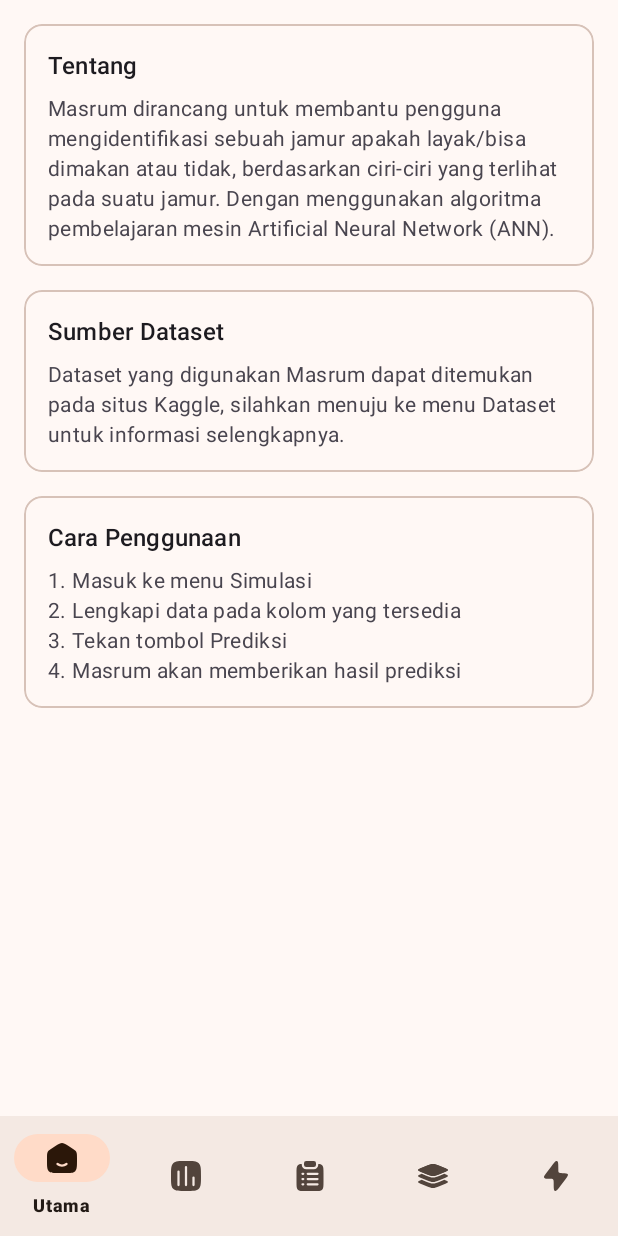
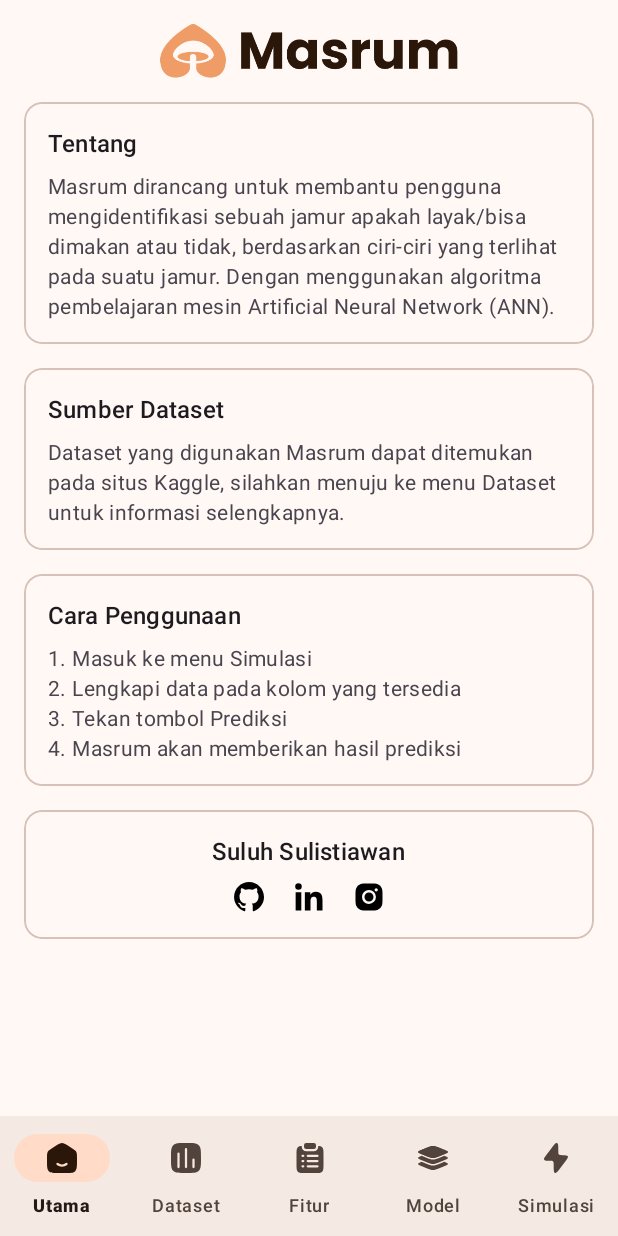
Before and after one commit to sooluh/masrum, an Android app: the screen it shows after launch (MainActivity), on a phone screen of 412 x 824 dp. Run offline under Robolectric (Android 15) with nearby library versions, the phone set to English and light mode, and no system bars; our stand-ins replace navigation-ui.

Commit message:
feat: complete home fragment

```diff
--- a/app/src/main/java/id/my/suluh/masrum/ui/HomeFragment.kt
+++ b/app/src/main/java/id/my/suluh/masrum/ui/HomeFragment.kt
@@ -1,5 +1,7 @@
 package id.my.suluh.masrum.ui
 
+import android.content.Intent
+import android.net.Uri
 import android.os.Bundle
 import android.view.LayoutInflater
 import android.view.View
@@ -10,7 +12,6 @@ import id.my.suluh.masrum.databinding.FragmentHomeBinding
 class HomeFragment : Fragment() {
 
     private var _binding: FragmentHomeBinding? = null
-
     private val binding get() = _binding!!
 
     override fun onCreateView(
@@ -22,6 +23,30 @@ class HomeFragment : Fragment() {
         return binding.root
     }
 
+    override fun onViewCreated(view: View, savedInstanceState: Bundle?) {
+        super.onViewCreated(view, savedInstanceState);
+
+        with(binding) {
+            iconGithub.setOnClickListener {
+                openUrl("https://github.com/sooluh/masrum")
+            }
+
+            iconLinkedin.setOnClickListener {
+                openUrl("https://www.linkedin.com/in/suluhs")
+            }
+
+            iconInstagram.setOnClickListener {
+                openUrl("https://www.instagram.com/suluh_s")
+            }
+        }
+    }
+
+    private fun openUrl(url: String) {
+        val intent = Intent(Intent.ACTION_VIEW);
+        intent.data = Uri.parse(url);
+        startActivity(intent);
+    }
+
     override fun onDestroyView() {
         super.onDestroyView()
         _binding = null
--- /dev/null
+++ b/app/src/main/res/drawable/ic_github.xml
@@ -0,0 +1,12 @@
+<vector xmlns:android="http://schemas.android.com/apk/res/android"
+    android:width="24dp"
+    android:height="24dp"
+    android:viewportWidth="24"
+    android:viewportHeight="24">
+
+    <path
+        android:fillColor="#FF000000"
+        android:fillType="evenOdd"
+        android:pathData="M12.026,2c-5.509,0 -9.974,4.465 -9.974,9.974c0,4.406 2.857,8.145 6.821,9.465c0.499,0.09 0.679,-0.217 0.679,-0.481c0,-0.237 -0.008,-0.865 -0.011,-1.696c-2.775,0.602 -3.361,-1.338 -3.361,-1.338c-0.452,-1.152 -1.107,-1.459 -1.107,-1.459c-0.905,-0.619 0.069,-0.605 0.069,-0.605c1.002,0.07 1.527,1.028 1.527,1.028c0.89,1.524 2.336,1.084 2.902,0.829c0.091,-0.645 0.351,-1.085 0.635,-1.334c-2.214,-0.251 -4.542,-1.107 -4.542,-4.93c0,-1.087 0.389,-1.979 1.024,-2.675c-0.101,-0.253 -0.446,-1.268 0.099,-2.64c0,0 0.837,-0.269 2.742,1.021a9.582,9.582 0,0 1,2.496 -0.336a9.554,9.554 0,0 1,2.496 0.336c1.906,-1.291 2.742,-1.021 2.742,-1.021c0.545,1.372 0.203,2.387 0.099,2.64c0.64,0.696 1.024,1.587 1.024,2.675c0,3.833 -2.33,4.675 -4.552,4.922c0.355,0.308 0.675,0.916 0.675,1.846c0,1.334 -0.012,2.41 -0.012,2.737c0,0.267 0.178,0.577 0.687,0.479C19.146,20.115 22,16.379 22,11.974C22,6.465 17.535,2 12.026,2" />
+
+</vector>
--- /dev/null
+++ b/app/src/main/res/drawable/ic_instagram.xml
@@ -0,0 +1,15 @@
+<vector xmlns:android="http://schemas.android.com/apk/res/android"
+    android:width="24dp"
+    android:height="24dp"
+    android:viewportWidth="24"
+    android:viewportHeight="24">
+
+    <path
+        android:fillColor="#FF000000"
+        android:pathData="M20.947,8.305a6.53,6.53 0,0 0,-0.419 -2.216a4.61,4.61 0,0 0,-2.633 -2.633a6.606,6.606 0,0 0,-2.186 -0.42c-0.962,-0.043 -1.267,-0.055 -3.709,-0.055s-2.755,0 -3.71,0.055a6.606,6.606 0,0 0,-2.185 0.42a4.607,4.607 0,0 0,-2.633 2.633a6.554,6.554 0,0 0,-0.419 2.185c-0.043,0.963 -0.056,1.268 -0.056,3.71s0,2.754 0.056,3.71c0.015,0.748 0.156,1.486 0.419,2.187a4.61,4.61 0,0 0,2.634 2.632a6.584,6.584 0,0 0,2.185 0.45c0.963,0.043 1.268,0.056 3.71,0.056s2.755,0 3.71,-0.056a6.59,6.59 0,0 0,2.186 -0.419a4.615,4.615 0,0 0,2.633 -2.633c0.263,-0.7 0.404,-1.438 0.419,-2.187c0.043,-0.962 0.056,-1.267 0.056,-3.71c-0.002,-2.442 -0.002,-2.752 -0.058,-3.709m-8.953,8.297c-2.554,0 -4.623,-2.069 -4.623,-4.623s2.069,-4.623 4.623,-4.623a4.623,4.623 0,0 1,0 9.246m4.807,-8.339a1.077,1.077 0,0 1,-1.078 -1.078a1.077,1.077 0,1 1,2.155 0c0,0.596 -0.482,1.078 -1.077,1.078" />
+
+    <path
+        android:fillColor="#FF000000"
+        android:pathData="M11.994,11.979m-3.003,0a3.003,3.003 0,1 1,6.006 0a3.003,3.003 0,1 1,-6.006 0" />
+
+</vector>
--- /dev/null
+++ b/app/src/main/res/drawable/ic_linkedin.xml
@@ -0,0 +1,15 @@
+<vector xmlns:android="http://schemas.android.com/apk/res/android"
+    android:width="24dp"
+    android:height="24dp"
+    android:viewportWidth="24"
+    android:viewportHeight="24">
+
+    <path
+        android:fillColor="#FF000000"
+        android:pathData="M4.983,5.009m-2.188,0a2.188,2.188 0,1 1,4.376 0a2.188,2.188 0,1 1,-4.376 0" />
+
+    <path
+        android:fillColor="#FF000000"
+        android:pathData="M9.237,8.855v12.139h3.769v-6.003c0,-1.584 0.298,-3.118 2.262,-3.118c1.937,0 1.961,1.811 1.961,3.218v5.904L21,20.995v-6.657c0,-3.27 -0.704,-5.783 -4.526,-5.783c-1.835,0 -3.065,1.007 -3.568,1.96h-0.051v-1.66zM3.095,8.855L6.87,8.855v12.139L3.095,20.994z" />
+
+</vector>
--- a/app/src/main/res/layout/activity_main.xml
+++ b/app/src/main/res/layout/activity_main.xml
@@ -12,7 +12,7 @@
         android:layout_marginStart="0dp"
         android:layout_marginEnd="0dp"
         android:background="?android:attr/windowBackground"
-        app:labelVisibilityMode="selected"
+        app:labelVisibilityMode="labeled"
         app:layout_constraintBottom_toBottomOf="parent"
         app:layout_constraintLeft_toLeftOf="parent"
         app:layout_constraintRight_toRightOf="parent"
--- a/app/src/main/res/layout/fragment_home.xml
+++ b/app/src/main/res/layout/fragment_home.xml
@@ -3,6 +3,8 @@
     xmlns:tools="http://schemas.android.com/tools"
     android:layout_width="match_parent"
     android:layout_height="match_parent"
+    android:orientation="vertical"
+    android:paddingBottom="65dp"
     tools:context=".ui.HomeFragment">
 
     <LinearLayout
@@ -11,11 +13,20 @@
         android:orientation="vertical"
         android:padding="16dp">
 
+        <ImageView
+            android:layout_width="200dp"
+            android:layout_height="wrap_content"
+            android:layout_gravity="center"
+            android:adjustViewBounds="true"
+            android:contentDescription="@string/app_name"
+            android:scaleType="fitCenter"
+            android:src="@drawable/logo" />
+
         <com.google.android.material.card.MaterialCardView
             android:id="@+id/about_app"
             android:layout_width="match_parent"
             android:layout_height="wrap_content"
-            android:layout_marginBottom="16dp">
+            android:layout_marginVertical="16dp">
 
             <LinearLayout
                 android:layout_width="match_parent"
@@ -95,6 +106,59 @@
             </LinearLayout>
         </com.google.android.material.card.MaterialCardView>
 
+        <com.google.android.material.card.MaterialCardView
+            android:layout_width="match_parent"
+            android:layout_height="wrap_content"
+            android:layout_marginBottom="16dp"
+            android:padding="16dp">
+
+            <LinearLayout
+                android:layout_width="match_parent"
+                android:layout_height="wrap_content"
+                android:gravity="center_horizontal"
+                android:orientation="vertical"
+                android:padding="16dp">
+
+                <TextView
+                    android:layout_width="wrap_content"
+                    android:layout_height="wrap_content"
+                    android:gravity="center"
+                    android:text="@string/app_author"
+                    android:textAppearance="?attr/textAppearanceTitleMedium" />
+
+                <LinearLayout
+                    android:layout_width="wrap_content"
+                    android:layout_height="wrap_content"
+                    android:layout_marginTop="8dp"
+                    android:gravity="center"
+                    android:orientation="horizontal">
+
+                    <ImageView
+                        android:id="@+id/icon_github"
+                        android:layout_width="24dp"
+                        android:layout_height="24dp"
+                        android:layout_marginEnd="16dp"
+                        android:contentDescription="@string/social_github"
+                        android:src="@drawable/ic_github" />
+
+                    <ImageView
+                        android:id="@+id/icon_linkedin"
+                        android:layout_width="24dp"
+                        android:layout_height="24dp"
+                        android:layout_marginEnd="16dp"
+                        android:contentDescription="@string/social_linkedin"
+                        android:src="@drawable/ic_linkedin" />
+
+                    <ImageView
+                        android:id="@+id/icon_instagram"
+                        android:layout_width="24dp"
+                        android:layout_height="24dp"
+                        android:contentDescription="@string/social_instagram"
+                        android:src="@drawable/ic_instagram" />
+                </LinearLayout>
+            </LinearLayout>
+        </com.google.android.material.card.MaterialCardView>
+
     </LinearLayout>
 
 </ScrollView>
--- a/app/src/main/res/values/strings.xml
+++ b/app/src/main/res/values/strings.xml
@@ -1,5 +1,6 @@
 <resources>
     <string name="app_name">Masrum</string>
+    <string name="app_author">Suluh Sulistiawan</string>
 
     <string name="home">Utama</string>
     <string name="dataset">Dataset</string>
@@ -15,4 +16,8 @@
 
     <string name="how_to_use">Cara Penggunaan</string>
     <string name="how_to_use_description">1. Masuk ke menu Simulasi\n2. Lengkapi data pada kolom yang tersedia\n3. Tekan tombol "Prediksi"\n4. Masrum akan memberikan hasil prediksi</string>
+
+    <string name="social_github">GitHub</string>
+    <string name="social_linkedin">LinkedIn</string>
+    <string name="social_instagram">Instagram</string>
 </resources>
```
Also changed, not shown: app/src/main/res/drawable/icon.png (renamed from app/src/main/assets/images/icon.png), app/src/main/res/drawable/logo.png (renamed from app/src/main/assets/images/logo.png).
